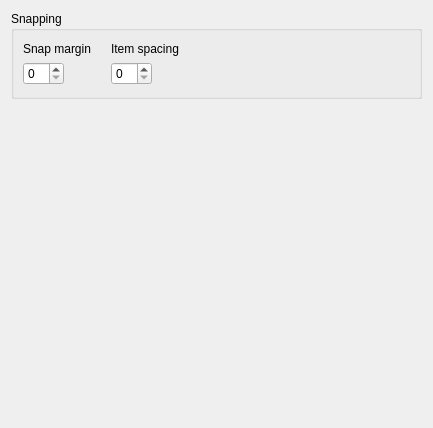
The window that src/plugins/qmldesigner/settingspage.ui (qt-creator/qt-creator) describes before a commit, drawn with Qt 5.
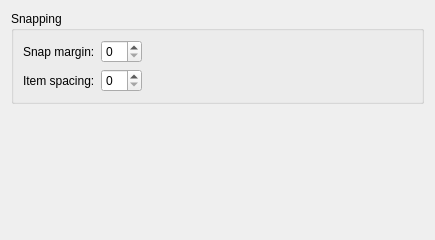
The same window after the commit.

Patch:
```diff
--- a/src/plugins/qmldesigner/settingspage.ui
+++ b/src/plugins/qmldesigner/settingspage.ui
@@ -6,68 +6,30 @@
    <rect>
     <x>0</x>
     <y>0</y>
-    <width>433</width>
-    <height>428</height>
+    <width>435</width>
+    <height>240</height>
    </rect>
   </property>
   <property name="windowTitle">
    <string>Form</string>
   </property>
-  <layout class="QGridLayout" name="gridLayout">
-   <item row="0" column="0">
+  <layout class="QVBoxLayout" name="verticalLayout">
+   <item>
     <widget class="QGroupBox" name="groupBox_3">
      <property name="title">
       <string>Snapping</string>
      </property>
-     <layout class="QGridLayout" name="gridLayout_6">
-      <property name="margin">
-       <number>9</number>
-      </property>
-      <item row="0" column="0">
-       <layout class="QGridLayout" name="gridLayout_4">
-        <property name="leftMargin">
-         <number>0</number>
-        </property>
-        <property name="topMargin">
-         <number>2</number>
-        </property>
-        <property name="rightMargin">
-         <number>2</number>
-        </property>
-        <property name="bottomMargin">
-         <number>2</number>
-        </property>
-        <property name="horizontalSpacing">
-         <number>20</number>
-        </property>
-        <item row="0" column="1">
-         <widget class="QLabel" name="itemSpacingLabel">
-          <property name="text">
-           <string>Item spacing</string>
-          </property>
-         </widget>
-        </item>
-        <item row="2" column="1">
-         <widget class="QSpinBox" name="spinItemSpacing">
-          <property name="sizePolicy">
-           <sizepolicy hsizetype="Maximum" vsizetype="Fixed">
-            <horstretch>0</horstretch>
-            <verstretch>0</verstretch>
-           </sizepolicy>
-          </property>
-          <property name="maximum">
-           <number>50</number>
-          </property>
-         </widget>
-        </item>
+     <layout class="QHBoxLayout" name="horizontalLayout">
+      <item>
+       <layout class="QGridLayout" name="gridLayout">
         <item row="0" column="0">
          <widget class="QLabel" name="snapMarginLabel">
           <property name="text">
-           <string>Snap margin</string>
+           <string>Snap margin:</string>
           </property>
          </widget>
         </item>
-        <item row="2" column="0">
+        <item row="0" column="1">
          <widget class="QSpinBox" name="spinSnapMargin">
           <property name="sizePolicy">
            <sizepolicy hsizetype="Maximum" vsizetype="Fixed">
@@ -80,16 +42,36 @@
           </property>
          </widget>
         </item>
+        <item row="1" column="0">
+         <widget class="QLabel" name="itemSpacingLabel">
+          <property name="text">
+           <string>Item spacing:</string>
+          </property>
+         </widget>
+        </item>
+        <item row="1" column="1">
+         <widget class="QSpinBox" name="spinItemSpacing">
+          <property name="sizePolicy">
+           <sizepolicy hsizetype="Maximum" vsizetype="Fixed">
+            <horstretch>0</horstretch>
+            <verstretch>0</verstretch>
+           </sizepolicy>
+          </property>
+          <property name="maximum">
+           <number>50</number>
+          </property>
+         </widget>
+        </item>
        </layout>
       </item>
-      <item row="0" column="1">
+      <item>
        <spacer name="horizontalSpacer">
         <property name="orientation">
          <enum>Qt::Horizontal</enum>
         </property>
         <property name="sizeHint" stdset="0">
          <size>
-          <width>40</width>
+          <width>273</width>
           <height>20</height>
          </size>
         </property>
@@ -98,7 +80,7 @@
      </layout>
     </widget>
    </item>
-   <item row="1" column="0">
+   <item>
     <spacer name="verticalSpacer">
      <property name="orientation">
       <enum>Qt::Vertical</enum>
```
